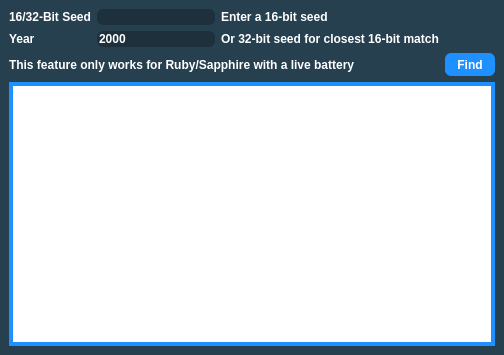
Qt form Forms/Gen3/SeedToTime3.ui (Admiral-Fish/PokeFinder) before a commit.
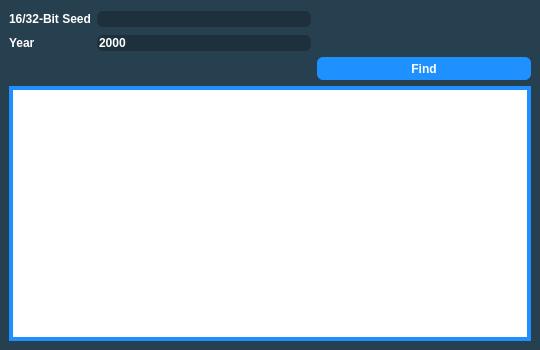
The same form after that commit. Custom widgets are drawn as their Qt base class.

Diff of the .ui file:
```diff
--- a/Forms/Gen3/SeedToTime3.ui
+++ b/Forms/Gen3/SeedToTime3.ui
@@ -6,8 +6,8 @@
    <rect>
     <x>0</x>
     <y>0</y>
-    <width>504</width>
-    <height>355</height>
+    <width>540</width>
+    <height>350</height>
    </rect>
   </property>
   <property name="sizePolicy">
@@ -18,14 +18,14 @@
   </property>
   <property name="minimumSize">
    <size>
-    <width>504</width>
-    <height>355</height>
+    <width>540</width>
+    <height>350</height>
    </size>
   </property>
   <property name="maximumSize">
    <size>
-    <width>504</width>
-    <height>355</height>
+    <width>540</width>
+    <height>350</height>
    </size>
   </property>
   <property name="windowTitle">
@@ -75,8 +75,6 @@
 </string>
   </property>
   <widget class="QWidget" name="centralwidget">
-   <layout class="QGridLayout" name="gridLayout_2">
-    <item row="0" column="0">
      <layout class="QGridLayout" name="gridLayout">
       <item row="0" column="0">
        <widget class="QLabel" name="seedLabel">
@@ -92,13 +90,6 @@
         </property>
        </widget>
       </item>
-      <item row="0" column="2">
-       <widget class="QLabel" name="descriptionLabel1">
-        <property name="text">
-         <string>Enter a 16-bit seed</string>
-        </property>
-       </widget>
-      </item>
       <item row="1" column="0">
        <widget class="QLabel" name="yearLabel">
         <property name="text">
@@ -116,21 +107,7 @@
         </property>
        </widget>
       </item>
-      <item row="1" column="2">
-       <widget class="QLabel" name="descriptionLabel2">
-        <property name="text">
-         <string>Or 32-bit seed for closest 16-bit match</string>
-        </property>
-       </widget>
-      </item>
-      <item row="2" column="0" colspan="3">
-       <widget class="QLabel" name="descriptionLabel3">
-        <property name="text">
-         <string>This feature only works for Ruby/Sapphire with a live battery</string>
-        </property>
-       </widget>
-      </item>
-      <item row="2" column="3">
+    <item row="2" column="2">
        <widget class="QPushButton" name="pushButtonFind">
         <property name="minimumSize">
          <size>
@@ -146,9 +123,7 @@
         </property>
        </widget>
       </item>
-     </layout>
-    </item>
-    <item row="1" column="0">
+    <item row="3" column="0" colspan="3">
      <widget class="TableView" name="tableViewGenerator">
       <property name="maximumSize">
        <size>
@@ -179,6 +154,19 @@
       </attribute>
      </widget>
     </item>
+    <item row="0" column="2">
+     <spacer name="horizontalSpacer">
+      <property name="orientation">
+       <enum>Qt::Horizontal</enum>
+      </property>
+      <property name="sizeHint" stdset="0">
+       <size>
+        <width>40</width>
+        <height>20</height>
+       </size>
+      </property>
+     </spacer>
+    </item>
    </layout>
   </widget>
   <widget class="QMenuBar" name="menubar">
```
Left out of the diff: 5 changed lines with no effect on the pictures. Lines whose indentation alone changed are shown as unchanged.
